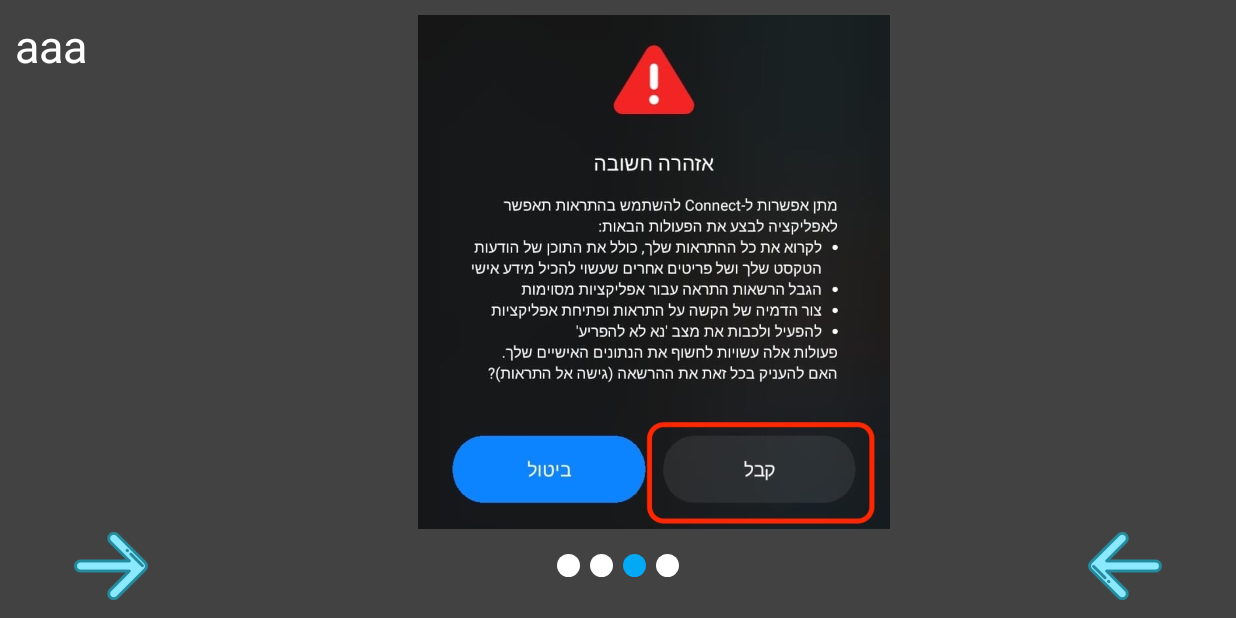
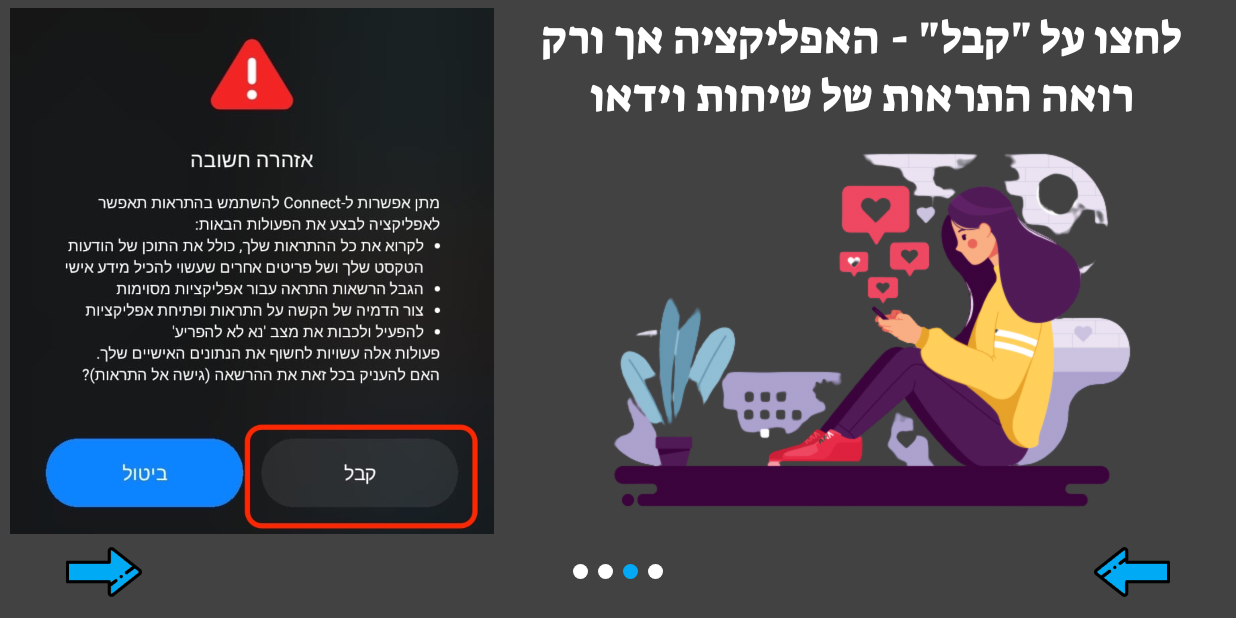
Before and after one commit to yuvalta/SeniorsTablet, an Android app: the screen it shows after launch (MainActivity), after a tap on an icon or button, on a phone screen of 824 x 412 dp (held sideways). Run offline under Robolectric (Android 15) with nearby library versions, the phone set to English and light mode, and no system bars; 2 statements that could not run were skipped.

Commit message:
intro screen finished

```diff
--- a/app/src/main/res/layout/fragment_intro.xml
+++ b/app/src/main/res/layout/fragment_intro.xml
@@ -3,7 +3,7 @@
     xmlns:android="http://schemas.android.com/apk/res/android"
     android:layout_width="match_parent"
     android:layout_height="match_parent"
-    android:padding="10dp"
+    android:padding="5dp"
     android:background="@color/background_color">
 
     <FrameLayout
@@ -19,7 +19,7 @@
 
         <ImageButton
             android:layout_alignParentEnd="true"
-            android:src="@drawable/back"
+            android:src="@drawable/arrow_blue_back"
             android:background="@android:color/transparent"
             android:scaleType="fitCenter"
             android:id="@+id/back_button"
@@ -38,33 +38,33 @@
             <ImageView
                 android:id="@+id/dot_3"
                 android:layout_marginHorizontal="3dp"
-                android:layout_width="15dp"
-                android:layout_height="15dp"
+                android:layout_width="10dp"
+                android:layout_height="10dp"
                 android:src="@drawable/white_circle" />
 
             <ImageView
                 android:id="@+id/dot_2"
                 android:layout_marginHorizontal="3dp"
-                android:layout_width="15dp"
-                android:layout_height="15dp"
+                android:layout_width="10dp"
+                android:layout_height="10dp"
                 android:src="@drawable/white_circle" />
             <ImageView
                 android:id="@+id/dot_1"
                 android:layout_marginHorizontal="3dp"
-                android:layout_width="15dp"
-                android:layout_height="15dp"
+                android:layout_width="10dp"
+                android:layout_height="10dp"
                 android:src="@drawable/white_circle" />
             <ImageView
                 android:id="@+id/dot_0"
                 android:layout_marginHorizontal="3dp"
-                android:layout_width="15dp"
-                android:layout_height="15dp"
+                android:layout_width="10dp"
+                android:layout_height="10dp"
                 android:src="@drawable/blue_circle" />
 
         </LinearLayout>
 
         <ImageButton
-            android:src="@drawable/next"
+            android:src="@drawable/arrow_blue"
             android:background="@android:color/transparent"
             android:scaleType="fitCenter"
             android:layout_alignParentStart="true"
@@ -72,7 +72,7 @@
             android:layout_width="wrap_content"
             android:layout_height="match_parent"/>
         <ImageButton
-            android:src="@drawable/next"
+            android:src="@drawable/arrow_blue"
             android:background="@android:color/transparent"
             android:scaleType="fitCenter"
             android:visibility="gone"
--- a/app/src/main/res/layout/intro_1.xml
+++ b/app/src/main/res/layout/intro_1.xml
@@ -2,23 +2,45 @@
 <LinearLayout xmlns:android="http://schemas.android.com/apk/res/android"
     android:layout_width="match_parent"
     android:layout_height="match_parent"
+    xmlns:app="http://schemas.android.com/apk/res-auto"
     android:background="@color/background_color"
     android:orientation="horizontal">
 
+    <ImageView
+        android:layout_weight="2"
+        android:id="@+id/permissions"
+        android:src="@drawable/accept_inst"
+        android:layout_width="0dp"
+        android:layout_height="wrap_content" />
+
+    <RelativeLayout
+        android:layout_width="0dp"
+        android:layout_height="match_parent"
+        android:layout_weight="3">
+
         <TextView
+            app:autoSizeTextType="uniform"
+            app:autoSizeMinTextSize="12sp"
+            app:autoSizeMaxTextSize="30sp"
+            app:autoSizeStepGranularity="2sp"
+            android:fontFamily="@font/suez_one"
+            android:paddingHorizontal="10dp"
             android:id="@+id/inst_text_intro_0"
-        android:layout_width="wrap_content"
-        android:layout_height="match_parent"
-        android:text="aaa"
+            android:layout_width="match_parent"
+            android:layout_height="wrap_content"
+            android:text="@string/accept"
             android:textSize="30sp"
             android:textColor="@color/text_color"
             android:gravity="center_horizontal" />
 
         <ImageView
-        android:src="@drawable/accept_inst"
+            android:layout_below="@id/inst_text_intro_0"
+            android:layout_gravity="bottom"
+            android:id="@+id/flat_intro_0"
             android:layout_width="match_parent"
             android:layout_height="match_parent"
-        android:layout_toEndOf="@id/inst_text_intro_0" />
+            android:src="@drawable/flat_1_nobg" />
 
 
+    </RelativeLayout>
 </LinearLayout>
--- a/app/src/main/res/values/strings.xml
+++ b/app/src/main/res/values/strings.xml
@@ -4,4 +4,8 @@
     <string name="hello_blank_fragment">Hello blank fragment</string>
     <string name="video_message_id">שיחת וידאו נכנסת</string>
     <string name="whos_calling">%s מצלצל...</string>
+    <string name="enable_permissions">במסך שנפתח,אשרו קריאת הודעות ע\"י האפליקציה</string>
+    <string name="accept">לחצו על \"קבל\" - האפליקציה אך ורק רואה התראות של שיחות וידאו</string>
+    <string name="red_led_explain">נורה אדומה מהבהבת מסמלת שהאפליקציה מתחברת לשירות ההתראות של WhatsApp</string>
+    <string name="green_led_explain">נורה ירוקה מסמלת שהכל תקין</string>
 </resources>
```
Also changed, not shown: app/src/main/res/layout/fragment_answering.xml (+0 -12 lines), app/src/main/res/layout/intro_0.xml (+34 -10 lines), app/src/main/res/layout/intro_2.xml (+13 -7 lines), app/src/main/res/layout/intro_3.xml (+16 -8 lines), app/src/main/res/drawable/arrow_blue.png (added), app/src/main/res/drawable/arrow_blue_back.png (added), app/src/main/res/drawable/back.png (deleted), app/src/main/res/drawable/flat_0_nobg.png (added), app/src/main/res/drawable/flat_1_nobg.png (added), app/src/main/res/drawable/flat_2_no_bg.png (added), app/src/main/res/drawable/next.png (deleted), app/src/main/res/drawable/per_inst.jpg, app/src/main/res/font/suez_one.ttf (added). Lines whose indentation alone changed are shown as unchanged.
